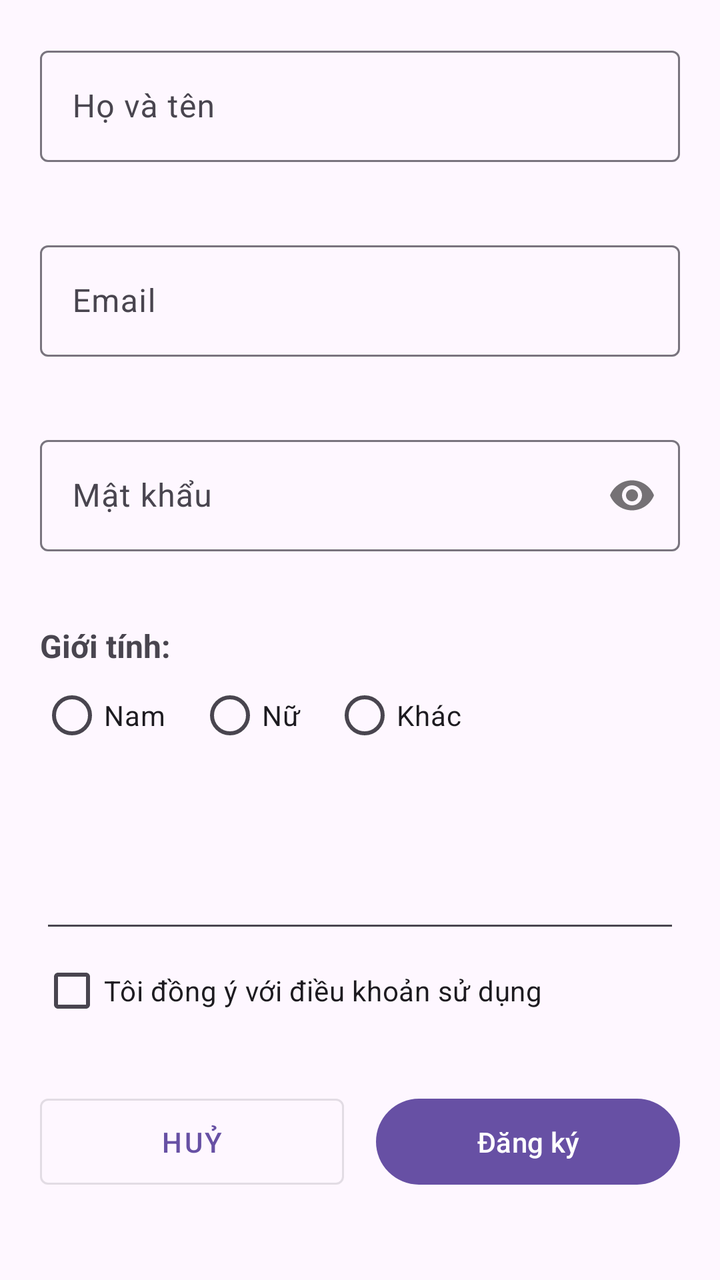
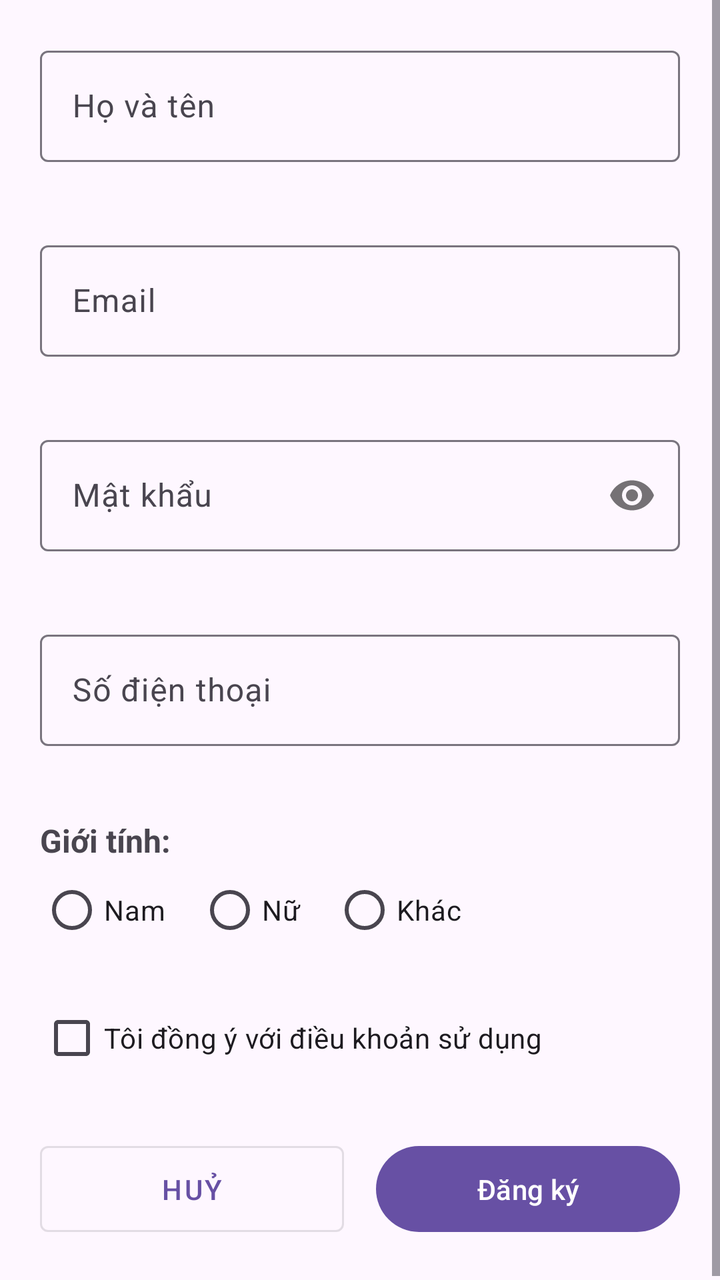

An Android layout rendered at two revisions. The XML below is the earlier revision; the diff shows what the commit changed to produce the second picture.
<!-- AndroidManifest.xml: application theme Theme.BaiTapLab5 -->
<!-- res/layout/activity_main.xml -->
<?xml version="1.0" encoding="utf-8"?>
<androidx.constraintlayout.widget.ConstraintLayout xmlns:android="http://schemas.android.com/apk/res/android"
    xmlns:app="http://schemas.android.com/apk/res-auto"
    xmlns:tools="http://schemas.android.com/tools"
    android:id="@+id/main"
    android:layout_width="match_parent"
    android:layout_height="match_parent"
    tools:context=".ui.MainActivity">

    <ScrollView
        android:layout_width="0dp"
        android:layout_height="0dp"
        android:fillViewport="true"
        app:layout_constraintBottom_toBottomOf="parent"
        app:layout_constraintEnd_toEndOf="parent"
        app:layout_constraintStart_toStartOf="parent"
        app:layout_constraintTop_toTopOf="parent">

        <LinearLayout
            android:layout_width="match_parent"
            android:layout_height="wrap_content"
            android:orientation="vertical"
            android:padding="20dp">

            <com.google.android.material.textfield.TextInputLayout
                android:id="@+id/tilFullName"
                android:layout_width="match_parent"
                android:layout_height="wrap_content"
                android:layout_marginBottom="16dp"
                android:hint="Họ và tên"
                app:errorEnabled="true">

                <com.google.android.material.textfield.TextInputEditText
                    android:id="@+id/etFullName"
                    android:layout_width="match_parent"
                    android:layout_height="wrap_content"
                    android:inputType="textPersonName" />
            </com.google.android.material.textfield.TextInputLayout>

            <com.google.android.material.textfield.TextInputLayout
                android:id="@+id/tilEmail"
                android:layout_width="match_parent"
                android:layout_height="wrap_content"
                android:layout_marginBottom="16dp"
                android:hint="Email"
                app:errorEnabled="true">

                <com.google.android.material.textfield.TextInputEditText
                    android:id="@+id/etEmail"
                    android:layout_width="match_parent"
                    android:layout_height="wrap_content"
                    android:inputType="textEmailAddress" />
            </com.google.android.material.textfield.TextInputLayout>

            <com.google.android.material.textfield.TextInputLayout
                android:id="@+id/tilPassword"
                android:layout_width="match_parent"
                android:layout_height="wrap_content"
                android:layout_marginBottom="16dp"
                android:hint="Mật khẩu"
                app:errorEnabled="true"
                app:passwordToggleEnabled="true">

                <com.google.android.material.textfield.TextInputEditText
                    android:id="@+id/etPassword"
                    android:layout_width="match_parent"
                    android:layout_height="wrap_content"
                    android:inputType="textPassword" />
            </com.google.android.material.textfield.TextInputLayout>

            <TextView
                android:layout_width="wrap_content"
                android:layout_height="wrap_content"
                android:text="Giới tính:"
                android:textSize="16sp"
                android:textStyle="bold" />

            <RadioGroup
                android:id="@+id/rgGender"
                android:layout_width="match_parent"
                android:layout_height="wrap_content"
                android:layout_marginBottom="16dp"
                android:orientation="horizontal">

                <RadioButton
                    android:id="@+id/rbMale"
                    android:layout_width="wrap_content"
                    android:layout_height="wrap_content"
                    android:text="Nam" />

                <RadioButton
                    android:id="@+id/rbFemale"
                    android:layout_width="wrap_content"
                    android:layout_height="wrap_content"
                    android:layout_marginStart="16dp"
                    android:text="Nữ" />

                <RadioButton
                    android:id="@+id/rbOther"
                    android:layout_width="wrap_content"
                    android:layout_height="wrap_content"
                    android:layout_marginStart="16dp"
                    android:text="Khác" />
            </RadioGroup>

            <com.google.android.material.textfield.TextInputLayout
                android:id="@+id/tilPhone"
                android:layout_width="match_parent"
                android:layout_height="wrap_content"
                android:layout_marginBottom="16dp"
                android:hint="Số điện thoại"
                app:errorEnabled="true"/>
            <com.google.android.material.textfield.TextInputEditText
                android:id="@+id/etPhone"
                android:layout_width="match_parent"
                android:layout_height="wrap_content"
                android:inputType="phone"
                android:maxLength="10" />
            <CheckBox
                android:id="@+id/cbTerms"
                android:layout_width="wrap_content"
                android:layout_height="wrap_content"
                android:layout_marginBottom="24dp"
                android:text="Tôi đồng ý với điều khoản sử dụng" />

            <LinearLayout
                android:layout_width="match_parent"
                android:layout_height="wrap_content"
                android:orientation="horizontal"
                android:weightSum="2">

                <com.google.android.material.button.MaterialButton
                    android:id="@+id/btnCancel"
                    style="@style/Widget.MaterialComponents.Button.OutlinedButton"
                    android:layout_width="0dp"
                    android:layout_height="wrap_content"
                    android:layout_marginEnd="8dp"
                    android:layout_weight="1"
                    android:padding="12dp"
                    android:text="Huỷ" />

                <com.google.android.material.button.MaterialButton
                    android:id="@+id/btnSubmit"
                    android:layout_width="0dp"
                    android:layout_height="wrap_content"
                    android:layout_marginStart="8dp"
                    android:layout_weight="1"
                    android:padding="12dp"
                    android:text="Đăng ký" />
            </LinearLayout>

        </LinearLayout>
    </ScrollView>

</androidx.constraintlayout.widget.ConstraintLayout>
<!-- resources referenced by this layout -->
<resources>
  <style name="Theme.BaiTapLab5" parent="Base.Theme.BaiTapLab5" />
  <style name="Base.Theme.BaiTapLab5" parent="Theme.Material3.DayNight.NoActionBar">
          
          
      </style>
</resources>

<!-- the commit's change to res/layout/activity_main.xml (unified diff, before → after) -->
@@ -68,12 +68,28 @@
                     android:inputType="textPassword" />
             </com.google.android.material.textfield.TextInputLayout>
 
+            <com.google.android.material.textfield.TextInputLayout
+                android:id="@+id/tilPhone"
+                android:layout_width="match_parent"
+                android:layout_height="wrap_content"
+                android:layout_marginBottom="16dp"
+                android:hint="Số điện thoại"
+                app:errorEnabled="true">
+
+                <com.google.android.material.textfield.TextInputEditText
+                    android:id="@+id/etPhone"
+                    android:layout_width="match_parent"
+                    android:layout_height="wrap_content"
+                    android:inputType="phone"
+                    android:maxLength="10" />
+            </com.google.android.material.textfield.TextInputLayout>
             <TextView
                 android:layout_width="wrap_content"
                 android:layout_height="wrap_content"
                 android:text="Giới tính:"
                 android:textSize="16sp"
                 android:textStyle="bold" />
+
 
             <RadioGroup
                 android:id="@+id/rgGender"
@@ -103,19 +119,7 @@
                     android:text="Khác" />
             </RadioGroup>
 
-            <com.google.android.material.textfield.TextInputLayout
-                android:id="@+id/tilPhone"
-                android:layout_width="match_parent"
-                android:layout_height="wrap_content"
-                android:layout_marginBottom="16dp"
-                android:hint="Số điện thoại"
-                app:errorEnabled="true"/>
-            <com.google.android.material.textfield.TextInputEditText
-                android:id="@+id/etPhone"
-                android:layout_width="match_parent"
-                android:layout_height="wrap_content"
-                android:inputType="phone"
-                android:maxLength="10" />
+
             <CheckBox
                 android:id="@+id/cbTerms"
                 android:layout_width="wrap_content"
